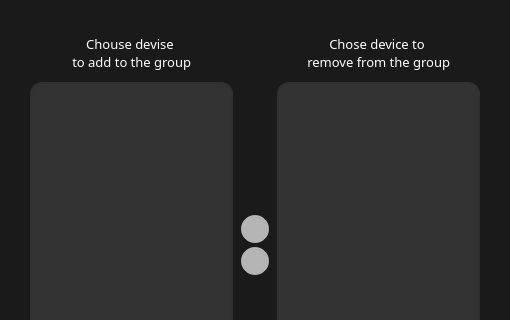
Before: the Qt Designer form multibench/widgets/groupmanager.ui in IlyaZh/Maiman-MCBS, drawn with Qt 5; both pictures show x 0 to 510 and y 0 to 320 of the 510 by 488 pixel window.
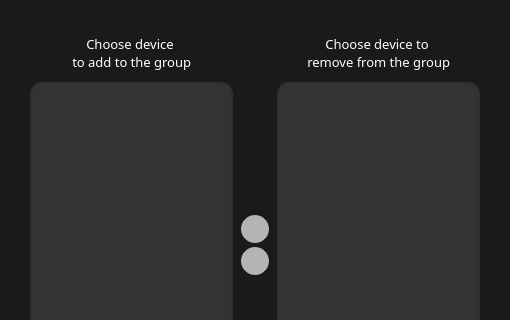
After: the same form once the commit is applied. Icons and pictures are not drawn.

```diff
--- a/multibench/widgets/groupmanager.ui
+++ b/multibench/widgets/groupmanager.ui
@@ -85,7 +85,7 @@
         <string notr="true"/>
        </property>
        <property name="text">
-        <string>Chouse devise 
+        <string>Choose device 
  to add to the group</string>
        </property>
        <property name="textFormat">
@@ -337,7 +337,7 @@
         <string notr="true"/>
        </property>
        <property name="text">
-        <string>Chose device to 
+        <string>Choose device to 
  remove from the group</string>
        </property>
        <property name="alignment">
```
